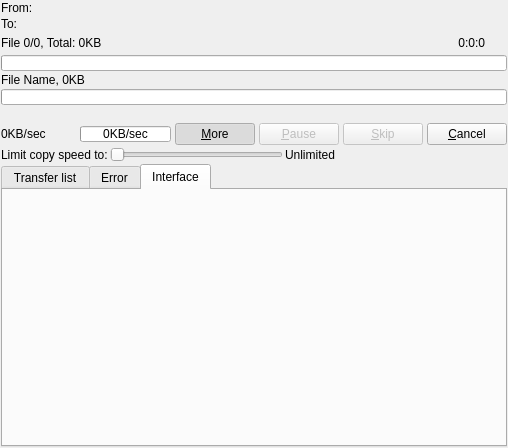
First picture: the form in plugins/Themes/Oxygen/interface.ui, repository alphaonex86/Ultracopier, before the edit.
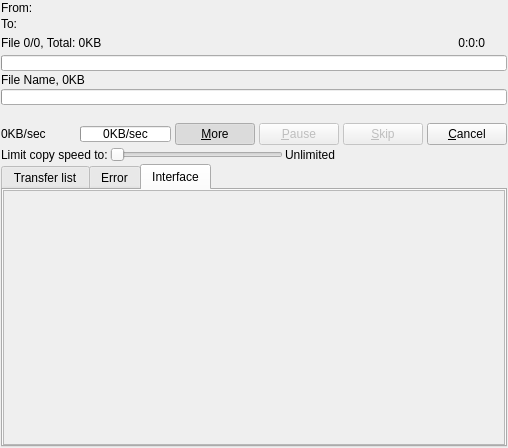
Second picture: the form after the edit. The open tabs and pages were chosen to show the change. Icons and pictures are not drawn.

Commit message: Improvement on the interface, mostly on options organisation

What changed in the file:
```diff
--- a/plugins/Themes/Oxygen/interface.ui
+++ b/plugins/Themes/Oxygen/interface.ui
@@ -747,6 +747,28 @@
       <attribute name="title">
        <string>Interface</string>
       </attribute>
+      <layout class="QHBoxLayout" name="horizontalLayout_2">
+       <property name="spacing">
+        <number>0</number>
+       </property>
+       <property name="margin">
+        <number>0</number>
+       </property>
+       <item>
+        <widget class="QScrollArea" name="optionsTab">
+         <widget class="QWidget" name="scrollAreaWidgetContents">
+          <property name="geometry">
+           <rect>
+            <x>0</x>
+            <y>0</y>
+            <width>492</width>
+            <height>227</height>
+           </rect>
+          </property>
+         </widget>
+        </widget>
+       </item>
+      </layout>
      </widget>
     </widget>
    </item>
```
Left out of the diff: 2 changed lines with no effect on the pictures. The commit also changes 7 other files.
